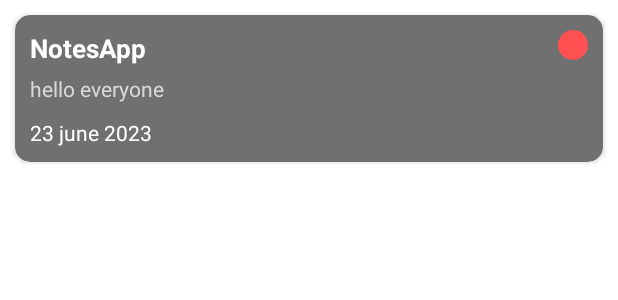
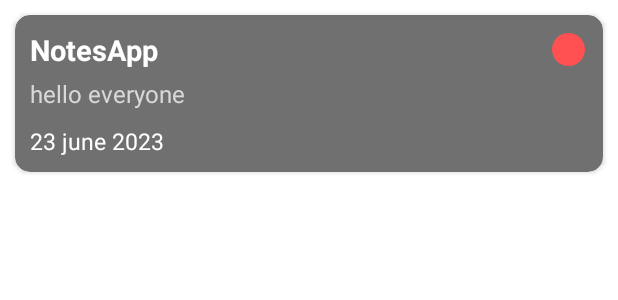
Before and after one commit to Samsand-5/NotesApp, an Android app: the layout item_notes.xml on its own in the app's theme, with its tools: preview values and no code run, on a phone screen of 412 x 824 dp. Shown: the top 300 px of the screen. Run offline under Robolectric (Android 15) with nearby library versions, the phone set to English and light mode, and no system bars.

Commit message:
some changes

```diff
--- a/app/src/main/res/layout/item_notes.xml
+++ b/app/src/main/res/layout/item_notes.xml
@@ -14,11 +14,11 @@
 
         <View
             android:id="@+id/viewPriority"
-            android:layout_width="20dp"
-            android:layout_height="20dp"
+            android:layout_width="22dp"
+            android:layout_height="22dp"
             android:background="@drawable/red_dot"
             android:layout_gravity="right"
-            android:layout_margin="10dp"/>
+            android:layout_margin="12dp"/>
 
         <LinearLayout
             android:layout_width="match_parent"
@@ -33,7 +33,7 @@
                 android:text="@string/app_name"
                 android:id="@+id/notesTitle"
                 android:textColor="@color/white"
-                android:textSize="17sp"
+                android:textSize="19sp"
                 android:maxLines="1"
                 android:textStyle="bold"
                 />
@@ -45,7 +45,7 @@
                 android:text="hello everyone"
                 android:layout_marginTop="5dp"
                 android:textColor="#D8D8D8"
-                android:textSize="14sp"
+                android:textSize="16sp"
                 android:maxLines="1"
                 android:textStyle="normal"
                 />
@@ -57,7 +57,7 @@
                 android:text="23 june 2023"
                 android:layout_marginTop="10dp"
                 android:textColor="@color/white"
-                android:textSize="14sp"
+                android:textSize="15sp"
                 android:maxLines="1"
                 android:textStyle="normal"
                 />
```
